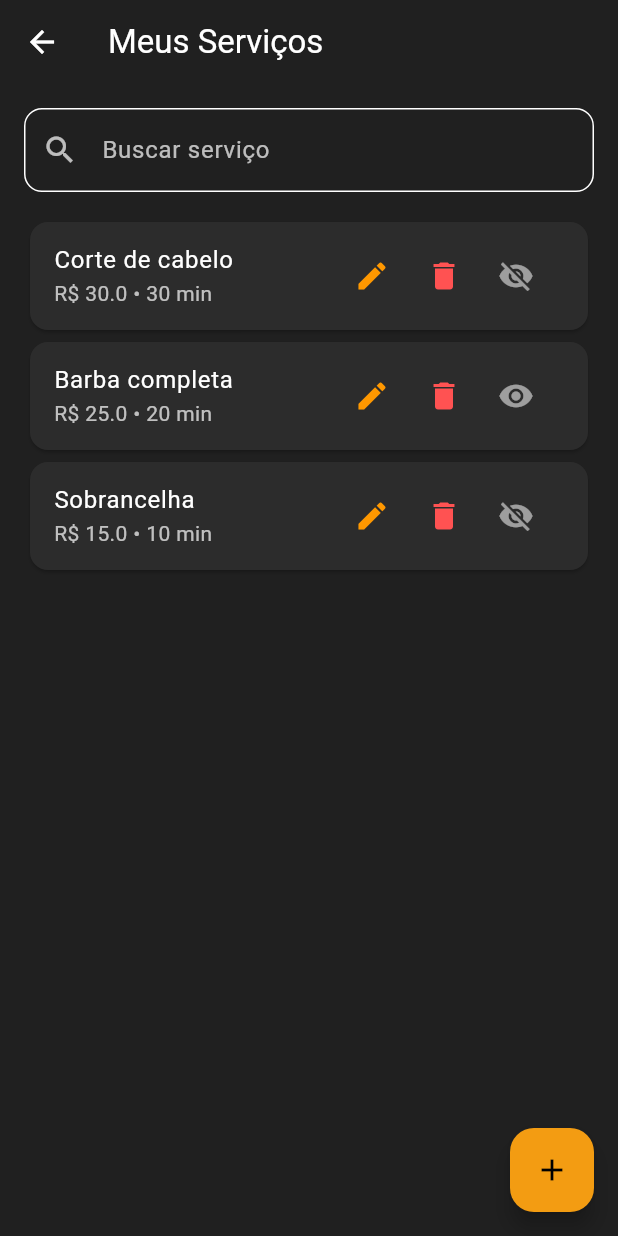
After one commit to Ubletech-Software-House/meu_barbeiro_app, a Flutter app: the ListServicesPage screen opened by its route, on a phone screen of 412 x 824 dp. The commit adds this screen. Run offline on Flutter 3.47's test engine with Material 3 defaults, Android fonts, the phone set to English and light mode, and no system bars.

Commit message:
Feat: implementa tela de listagem e gestão de serviços

```diff
--- a/lib/main.dart
+++ b/lib/main.dart
@@ -6,6 +6,7 @@ import 'modules/auth/pages/forgot_password_page.dart';
 import 'modules/home/pages/home_selector.dart';
 import 'modules/home/pages/client_home_page.dart';
 import 'modules/home/pages/barber_home_page.dart';
+import 'modules/services/pages/list_services_page.dart';
 
 void main() {
   runApp(const MeuBarbeiroApp());
@@ -27,6 +28,7 @@ class MeuBarbeiroApp extends StatelessWidget {
         '/home': (_) => const HomeSelectorPage(),
         '/home-client': (_) => const ClientHomePage(),
         '/home-barber': (_) => const BarberHomePage(),
+        '/services': (_) => const ListServicesPage(),
       },
     );
   }
--- /dev/null
+++ b/lib/modules/services/pages/list_services_page.dart
@@ -0,0 +1,141 @@
+import 'package:flutter/material.dart';
+
+class ListServicesPage extends StatefulWidget {
+  const ListServicesPage({super.key});
+
+  @override
+  State<ListServicesPage> createState() => _ListServicesPageState();
+}
+
+class _ListServicesPageState extends State<ListServicesPage> {
+  final TextEditingController _searchController = TextEditingController();
+
+  List<Map<String, dynamic>> services = [
+    {
+      'nome': 'Corte de cabelo',
+      'preco': 30.0,
+      'duracao': 30,
+      'ativo': true,
+    },
+    {
+      'nome': 'Barba completa',
+      'preco': 25.0,
+      'duracao': 20,
+      'ativo': false,
+    },
+    {
+      'nome': 'Sobrancelha',
+      'preco': 15.0,
+      'duracao': 10,
+      'ativo': true,
+    },
+  ];
+
+  List<Map<String, dynamic>> get filteredServices {
+    final query = _searchController.text.toLowerCase();
+    return services
+        .where((s) => s['nome'].toLowerCase().contains(query))
+        .toList();
+  }
+
+  void _toggleStatus(int index) {
+    setState(() {
+      services[index]['ativo'] = !services[index]['ativo'];
+    });
+  }
+
+  void _deleteService(int index) {
+    setState(() {
+      services.removeAt(index);
+    });
+  }
+
+  void _editService(Map<String, dynamic> service) {
+    // TODO: Navegar para tela de edição com dados
+    ScaffoldMessenger.of(context).showSnackBar(
+      SnackBar(content: Text('Editar "${service['nome']}"')),
+    );
+  }
+
+  void _addService() {
+    Navigator.of(context).pushNamed('/service-form');
+  }
+
+  @override
+  Widget build(BuildContext context) {
+    return Scaffold(
+      backgroundColor: const Color(0xFF202020),
+      appBar: AppBar(
+        backgroundColor: const Color(0xFF202020),
+        title: const Text('Meus Serviços'),
+      ),
+      body: Padding(
+        padding: const EdgeInsets.all(16.0),
+        child: Column(
+          children: [
+            TextField(
+              controller: _searchController,
+              style: const TextStyle(color: Colors.white),
+              onChanged: (_) => setState(() {}),
+              decoration: const InputDecoration(
+                labelText: 'Buscar serviço',
+                labelStyle: TextStyle(color: Colors.white70),
+                prefixIcon: Icon(Icons.search, color: Colors.white70),
+              ),
+            ),
+            const SizedBox(height: 16),
+            Expanded(
+              child: ListView.builder(
+                itemCount: filteredServices.length,
+                itemBuilder: (context, index) {
+                  final s = filteredServices[index];
+                  return Card(
+                    color: const Color(0xFF2C2C2C),
+                    child: ListTile(
+                      title: Text(
+                        s['nome'],
+                        style: const TextStyle(color: Colors.white),
+                      ),
+                      subtitle: Text(
+                        'R\$ ${s['preco']} • ${s['duracao']} min',
+                        style: const TextStyle(color: Colors.white70),
+                      ),
+                      trailing: Row(
+                        mainAxisSize: MainAxisSize.min,
+                        children: [
+                          IconButton(
+                            icon: const Icon(Icons.edit, color: Colors.orange),
+                            onPressed: () => _editService(s),
+                          ),
+                          IconButton(
+                            icon: const Icon(Icons.delete,
+                                color: Colors.redAccent),
+                            onPressed: () => _deleteService(index),
+                          ),
+                          IconButton(
+                            icon: Icon(
+                              s['ativo']
+                                  ? Icons.visibility_off
+                                  : Icons.visibility,
+                              color: Colors.white54,
+                            ),
+                            onPressed: () => _toggleStatus(index),
+                          ),
+                        ],
+                      ),
+                    ),
+                  );
+                },
+              ),
+            ),
+          ],
+        ),
+      ),
+      floatingActionButton: FloatingActionButton(
+        backgroundColor: const Color(0xFFf39c12),
+        onPressed: _addService,
+        child: const Icon(Icons.add),
+      ),
+    );
+  }
+}
```
